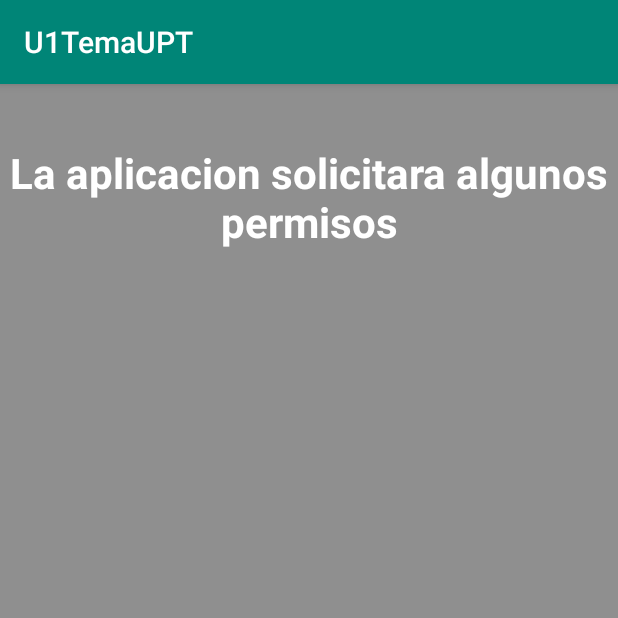
After one commit to Stweer/U1Tema2Android, an Android app: the Permisos screen opened directly, with no data from a screen before it, on a phone screen of 412 x 824 dp, the top half of it. The commit adds this screen. Run offline under Robolectric (Android 15) with nearby library versions, the phone set to English and light mode, and no system bars.

Commit message:
Añadiendo Permisos de Solicitud Llamada con atraso de postlayer con handler

```diff
--- a/app/src/main/java/com/example/u1temaupt/Intenciones.java
+++ b/app/src/main/java/com/example/u1temaupt/Intenciones.java
@@ -31,6 +31,7 @@ public class Intenciones extends AppCompatActivity {
             Uri.parse("tel:952000243"));
     startActivity(intent);
   }
+
 
   public void maps(View view) {
     Intent intent = new Intent(Intent.ACTION_VIEW,
--- a/app/src/main/java/com/example/u1temaupt/MainActivity.java
+++ b/app/src/main/java/com/example/u1temaupt/MainActivity.java
@@ -43,6 +43,10 @@ public class MainActivity extends AppCompatActivity {
       startActivity(new Intent(this, Multimedia.class));
       return true;
     }
+    if (id == R.id.activity_permisos) {
+      startActivity(new Intent(this, Permisos.class));
+      return true;
+    }
     return super.onOptionsItemSelected(item);
   }
 
--- /dev/null
+++ b/app/src/main/java/com/example/u1temaupt/Permisos.java
@@ -0,0 +1,71 @@
+package com.example.u1temaupt;
+
+import androidx.appcompat.app.AlertDialog;
+import androidx.appcompat.app.AppCompatActivity;
+import androidx.core.app.ActivityCompat;
+import androidx.core.content.ContextCompat;
+
+import android.Manifest;
+import android.content.DialogInterface;
+import android.content.pm.PackageManager;
+import android.os.Bundle;
+import android.os.Handler;
+
+public class Permisos extends AppCompatActivity {
+
+  @Override
+  protected void onCreate(Bundle savedInstanceState) {
+    super.onCreate(savedInstanceState);
+    setContentView(R.layout.activity_permisos);
+    if (ContextCompat.checkSelfPermission(this,
+            Manifest.permission.CALL_PHONE) == PackageManager.PERMISSION_GRANTED){
+      arranque();
+    } else {
+      Handler handler = new Handler();
+      handler.postDelayed(
+              new Runnable() {
+                public void run() {
+                  solicitarPermiso(Manifest.permission.CALL_PHONE,
+                          "Sin el permiso" + " de telefono no podemos realizar llamadas.", 0);
+                }
+              }, 2000L);
+    }
+  }
+  public void solicitarPermiso(final String permiso, String justificacion, final int codigo) {
+    if (ActivityCompat.shouldShowRequestPermissionRationale(this, permiso)) {
+      AlertDialog.Builder dialogo1 = new AlertDialog.Builder(this);
+      dialogo1.setTitle("Solicitud de permiso");
+      dialogo1.setMessage(justificacion);
+      dialogo1.setPositiveButton("Ok", new DialogInterface.OnClickListener() {
+        public void onClick(DialogInterface dialogo1, int id) {
+          ActivityCompat.requestPermissions(Permisos.this, new String[]{permiso}, codigo);
+        }
+      });
+      dialogo1.show();
+    } else {
+      ActivityCompat.requestPermissions(this, new String[]{permiso}, codigo);
+    }
+  }
+  @Override
+  public void onRequestPermissionsResult(int requestCode, String[] permissions, int[] grantResults) {
+    if (requestCode == 0) {
+      if (grantResults.length == 1 && grantResults[0] == PackageManager.PERMISSION_GRANTED) {
+        arranque();
+      } else {
+        solicitarPermiso(Manifest.permission.CALL_PHONE,
+                "Sin el permiso" + "\" de telefono no podemos realizar llamadas.", 0);
+      }
+    }
+  }
+  void arranque() {
+    AlertDialog.Builder dialogo1 = new AlertDialog.Builder(this);
+    dialogo1.setTitle("FELICITACIONES");
+    dialogo1.setMessage("Usted ya tiene los permisos necesarios para usar nuestra app");
+    dialogo1.setPositiveButton("Ok", new DialogInterface.OnClickListener() {
+      public void onClick(DialogInterface dialogo1, int id) {
+        finish();
+      }
+    });
+    dialogo1.show();
+  }
+}
--- /dev/null
+++ b/app/src/main/res/layout/activity_permisos.xml
@@ -0,0 +1,20 @@
+<?xml version="1.0" encoding="utf-8"?>
+<LinearLayout xmlns:android="http://schemas.android.com/apk/res/android"
+    xmlns:tools="http://schemas.android.com/tools"
+    android:layout_width="match_parent"
+    android:layout_height="match_parent"
+    android:orientation="vertical"
+    android:background="#8f8f8f"
+    android:gravity="top"
+    >
+    <TextView
+        android:layout_width="match_parent"
+        android:layout_height="wrap_content"
+        android:layout_marginTop="40dp"
+        android:text="La aplicacion solicitara algunos permisos"
+        android:textColor="#fff"
+        android:textStyle="bold"
+        android:textSize="28sp"
+        android:gravity="center"
+        />
+</LinearLayout>
```
Also changed, not shown: app/src/main/AndroidManifest.xml (+7 -2 lines).
